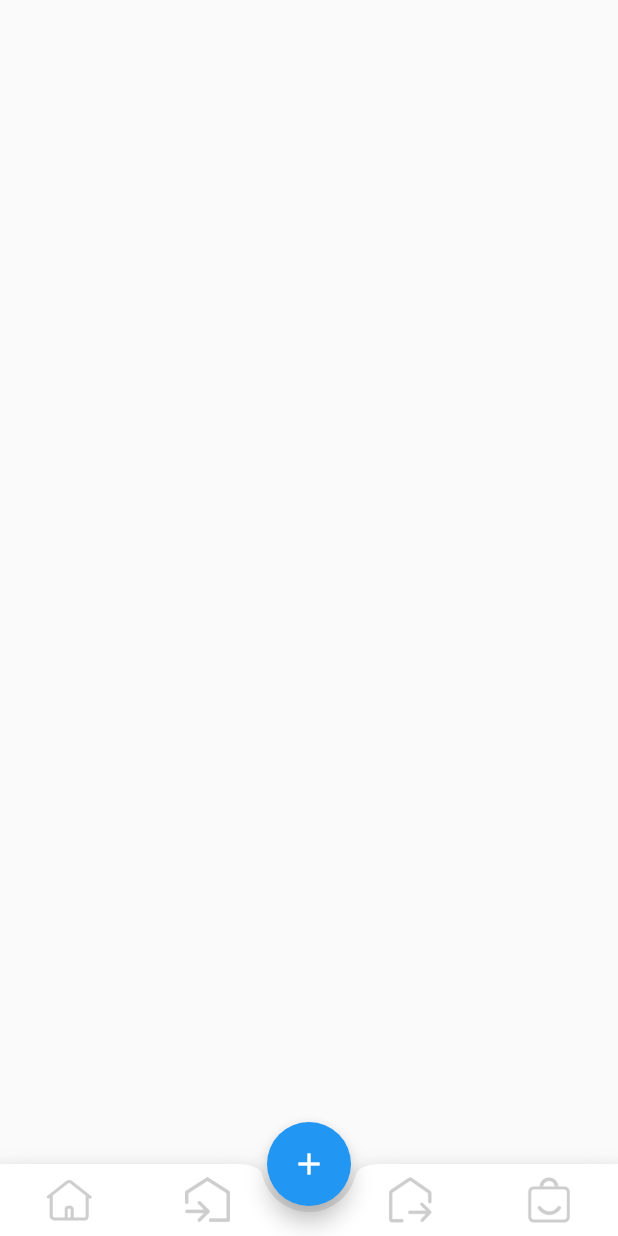
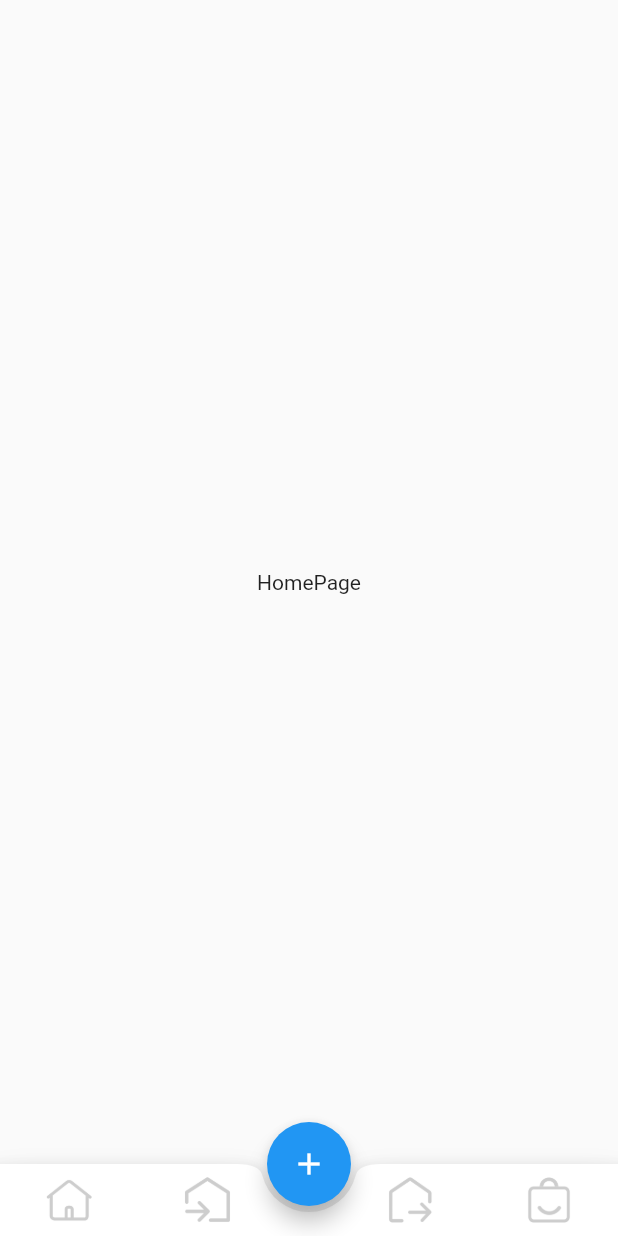
Before and after one commit to coltCN/ewms-app, a Flutter app: the screen it shows after launch, on a phone screen of 412 x 824 dp. Run offline on Flutter 3.47's test engine with Material 2 defaults, Android fonts, the phone set to English and light mode, and no system bars.

Commit message:
增加页面

```diff
--- a/lib/root_page.dart
+++ b/lib/root_page.dart
@@ -1,6 +1,9 @@
+import 'package:ewms_app/view/home.dart';
+import 'package:ewms_app/view/in_store.dart';
 import 'package:flutter/material.dart';
-import 'package:flutter/src/widgets/container.dart';
-import 'package:flutter/src/widgets/framework.dart';
+
+import 'view/out_store.dart';
+import 'view/storage.dart';
 
 class RootPage extends StatefulWidget {
   const RootPage({super.key});
@@ -10,24 +13,51 @@ class RootPage extends StatefulWidget {
 }
 
 class _RootPageState extends State<RootPage> {
+  PageController _pageController = PageController(initialPage: 0);
   @override
   Widget build(BuildContext context) {
     return Scaffold(
-      body: Container(),
+      body: PageView(
+        controller: _pageController,
+        children: [
+          HomePage(),
+          InStorePage(),
+          OutStorePage(),
+          StoragePage(),
+        ],
+      ),
       bottomNavigationBar: BottomAppBar(
         child: Row(
           children: [
             IconButton(
-                onPressed: () {}, icon: Image.asset("assets/images/home.png")),
+                onPressed: () {
+                  setState(() {
+                    _pageController.jumpToPage(0);
+                  });
+                },
+                icon: Image.asset("assets/images/home.png")),
             IconButton(
-                onPressed: () {},
+                onPressed: () {
+                  setState(() {
+                    _pageController.jumpToPage(1);
+                  });
+                },
                 icon: Image.asset("assets/images/in_store.png")),
             const SizedBox(),
             IconButton(
-                onPressed: () {},
+                onPressed: () {
+                  setState(() {
+                    _pageController.jumpToPage(2);
+                  });
+                },
                 icon: Image.asset("assets/images/out_store.png")),
             IconButton(
-                onPressed: () {}, icon: Image.asset("assets/images/goods.png")),
+                onPressed: () {
+                  setState(() {
+                    _pageController.jumpToPage(3);
+                  });
+                },
+                icon: Image.asset("assets/images/goods.png")),
           ],
           mainAxisAlignment: MainAxisAlignment.spaceAround,
         ),
--- a/lib/splash_page.dart
+++ b/lib/splash_page.dart
@@ -2,8 +2,6 @@ import 'dart:async';
 
 import 'package:ewms_app/root_page.dart';
 import 'package:flutter/material.dart';
-import 'package:flutter/src/widgets/container.dart';
-import 'package:flutter/src/widgets/framework.dart';
 
 class Splash extends StatefulWidget {
   const Splash({super.key});
--- /dev/null
+++ b/lib/view/home.dart
@@ -0,0 +1,17 @@
+import 'package:flutter/material.dart';
+
+class HomePage extends StatefulWidget {
+  HomePage({Key? key}) : super(key: key);
+
+  @override
+  State<HomePage> createState() => _HomePageState();
+}
+
+class _HomePageState extends State<HomePage> {
+  @override
+  Widget build(BuildContext context) {
+    return Center(
+      child: Text('HomePage'),
+    );
+  }
+}
```
Also changed, not shown: lib/view/in_store.dart (added, +17 -0 lines), lib/view/out_store.dart (added, +17 -0 lines), lib/view/storage.dart (added, +17 -0 lines).
